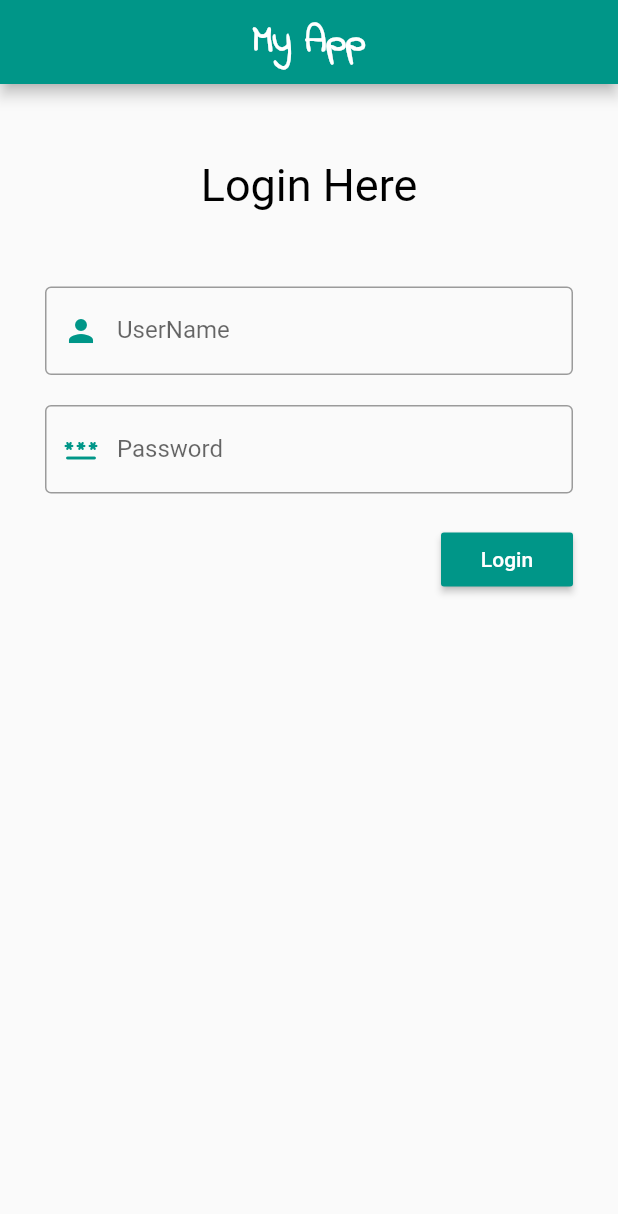
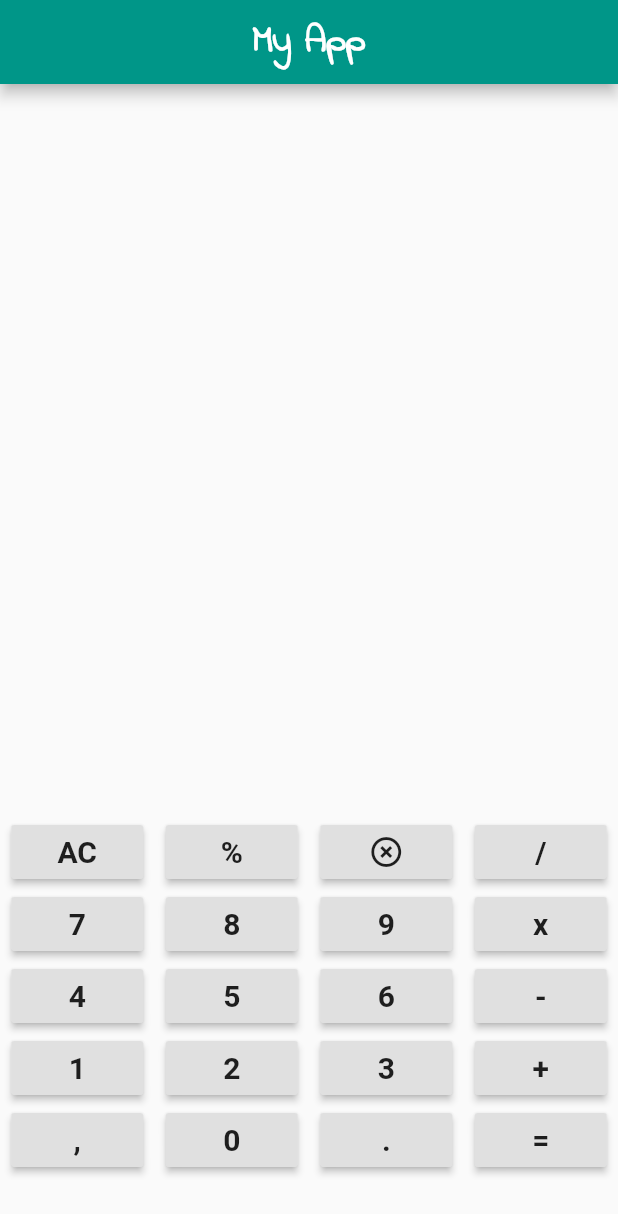
Before and after one commit to TiwariUjjawal/flutter_mtap, a Flutter app: the screen it shows after launch, on a phone screen of 412 x 824 dp. Shown: the top 1214 px of the screen. Run offline on Flutter 3.47's test engine with Material 2 defaults, Android fonts, the phone set to English and light mode, and no system bars.

Commit message:
Calculator Screen using Rows and Columns

```diff
--- a/lib/main.dart
+++ b/lib/main.dart
@@ -57,98 +57,98 @@ class MyApp extends StatelessWidget {
           ),
         ),
       ),
-      // body: Padding(
-      //   padding: const EdgeInsets.only(bottom: 40.0),
+      body: Padding(
+        padding: const EdgeInsets.only(bottom: 40.0),
+        child: Column(
+          mainAxisAlignment: MainAxisAlignment.end,
+          children: [
+            Row(
+              mainAxisAlignment: MainAxisAlignment.spaceAround,
+              children: [
+                RaisedButton(
+                  onPressed: () {},
+                  child: Text('AC',style: TextStyle(fontWeight: FontWeight.bold, fontSize: 20),),
+                ),
+                RaisedButton(
+                  onPressed: () {},
+                  child: Text('%',style: TextStyle(fontWeight: FontWeight.bold, fontSize: 20),),
+                ),
+                RaisedButton(
+                  onPressed: () {},
+                  child: Icon(Icons.highlight_remove_sharp),
+                ),
+                RaisedButton(
+                  onPressed: () {},
+                  child: Text('/',style: TextStyle(fontWeight: FontWeight.bold, fontSize: 20),),
+                ),
+              ],
+            ),
+            calcRow(7.toString(), 8.toString(), 9.toString(), 'x'),
+            calcRow(4.toString(), 5.toString(), 6.toString(), '-'),
+            calcRow(1.toString(), 2.toString(), 3.toString(), '+'),
+            calcRow(',', 0.toString(), '.'.toString(), '='),
+          ],
+        ),
+      ),
+      // body: Container(
+      //   padding: EdgeInsets.symmetric(horizontal: 30, vertical: 50),
       //   child: Column(
-      //     mainAxisAlignment: MainAxisAlignment.end,
+      //     crossAxisAlignment: CrossAxisAlignment.start,
+      //     mainAxisAlignment: MainAxisAlignment.start,
       //     children: [
-      //       Row(
-      //         mainAxisAlignment: MainAxisAlignment.spaceAround,
-      //         children: [
-      //           RaisedButton(
-      //             onPressed: () {},
-      //             child: Text('AC',style: TextStyle(fontWeight: FontWeight.bold, fontSize: 20),),
+      //       Center(
+      //         child: Text(
+      //           'Login Here',
+      //           style: TextStyle(
+      //               fontSize: 30.0,
+      //               fontWeight: FontWeight.normal,
+      //               color: Colors.black),
+      //         ),
+      //       ),
+      //       SizedBox(
+      //         height: 50,
+      //       ),
+      //       TextField(
+      //         decoration: InputDecoration(
+      //             prefixIcon:  Icon(
+      //               Icons.person,
+      //               color: Colors.teal,
+      //             ),
+      //             labelText: 'UserName',
+      //             border: OutlineInputBorder(
+      //                 borderSide: BorderSide(color: Colors.teal))),
+      //         keyboardType: TextInputType.text,
+      //       ),
+      //       SizedBox(
+      //         height: 20,
+      //       ),
+      //       TextField(
+      //
+      //         decoration: InputDecoration(
+      //             prefixIcon:  Icon(
+      //               Icons.password_rounded,
+      //               color: Colors.teal,
+      //             ),
+      //             labelText: 'Password',
+      //             border: OutlineInputBorder(
+      //                 borderSide: BorderSide(color: Colors.teal))),
+      //       ),
+      //       SizedBox(
+      //         height: 20,
+      //       ),
+      //       Row(mainAxisAlignment: MainAxisAlignment.end, children: [
+      //         RaisedButton(
+      //           onPressed: () {},
+      //           child: Text(
+      //             'Login',
+      //             style: TextStyle(color: Colors.white),
       //           ),
-      //           RaisedButton(
-      //             onPressed: () {},
-      //             child: Text('%',style: TextStyle(fontWeight: FontWeight.bold, fontSize: 20),),
-      //           ),
-      //           RaisedButton(
-      //             onPressed: () {},
-      //             child: Icon(Icons.highlight_remove_sharp),
-      //           ),
-      //           RaisedButton(
-      //             onPressed: () {},
-      //             child: Text('/',style: TextStyle(fontWeight: FontWeight.bold, fontSize: 20),),
-      //           ),
-      //         ],
-      //       ),
-      //       calcRow(7.toString(), 8.toString(), 9.toString(), 'x'),
-      //       calcRow(4.toString(), 5.toString(), 6.toString(), '-'),
-      //       calcRow(1.toString(), 2.toString(), 3.toString(), '+'),
-      //       calcRow(',', 0.toString(), '.'.toString(), '='),
+      //           color: Colors.teal,
+      //         ),
+      //       ]),
       //     ],
       //   ),
       // ),
-      body: Container(
-        padding: EdgeInsets.symmetric(horizontal: 30, vertical: 50),
-        child: Column(
-          crossAxisAlignment: CrossAxisAlignment.start,
-          mainAxisAlignment: MainAxisAlignment.start,
-          children: [
-            Center(
-              child: Text(
-                'Login Here',
-                style: TextStyle(
-                    fontSize: 30.0,
-                    fontWeight: FontWeight.normal,
-                    color: Colors.black),
-              ),
-            ),
-            SizedBox(
-              height: 50,
-            ),
-            TextField(
-              decoration: InputDecoration(
-                  prefixIcon:  Icon(
-                    Icons.person,
-                    color: Colors.teal,
-                  ),
-                  labelText: 'UserName',
-                  border: OutlineInputBorder(
-                      borderSide: BorderSide(color: Colors.teal))),
-              keyboardType: TextInputType.text,
-            ),
-            SizedBox(
-              height: 20,
-            ),
-            TextField(
-
-              decoration: InputDecoration(
-                  prefixIcon:  Icon(
-                    Icons.password_rounded,
-                    color: Colors.teal,
-                  ),
-                  labelText: 'Password',
-                  border: OutlineInputBorder(
-                      borderSide: BorderSide(color: Colors.teal))),
-            ),
-            SizedBox(
-              height: 20,
-            ),
-            Row(mainAxisAlignment: MainAxisAlignment.end, children: [
-              RaisedButton(
-                onPressed: () {},
-                child: Text(
-                  'Login',
-                  style: TextStyle(color: Colors.white),
-                ),
-                color: Colors.teal,
-              ),
-            ]),
-          ],
-        ),
-      ),
     );
   }
 }
```
